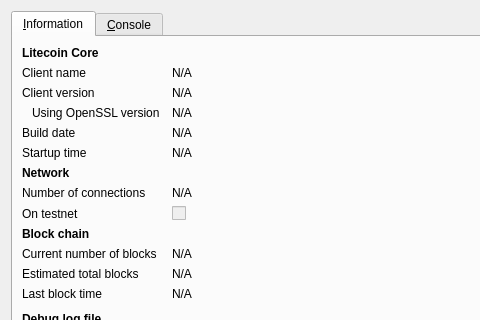
First picture: the form in src/qt/forms/rpcconsole.ui, repository dracoin/dragoncoin, before the edit; both pictures show x 0 to 480 and y 0 to 320 of the 740 by 450 pixel window.
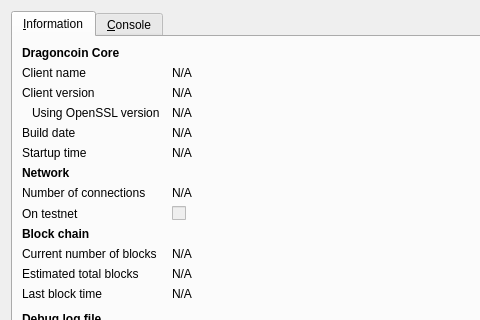
Second picture: the form after the edit. Icons and pictures are not drawn.

The edit to the form file:
```diff
--- a/src/qt/forms/rpcconsole.ui
+++ b/src/qt/forms/rpcconsole.ui
@@ -36,7 +36,7 @@
           </font>
          </property>
          <property name="text">
-          <string>Litecoin Core</string>
+          <string>Dragoncoin Core</string>
          </property>
         </widget>
        </item>
```
Left out of the diff: 6 changed lines with no effect on the pictures.
